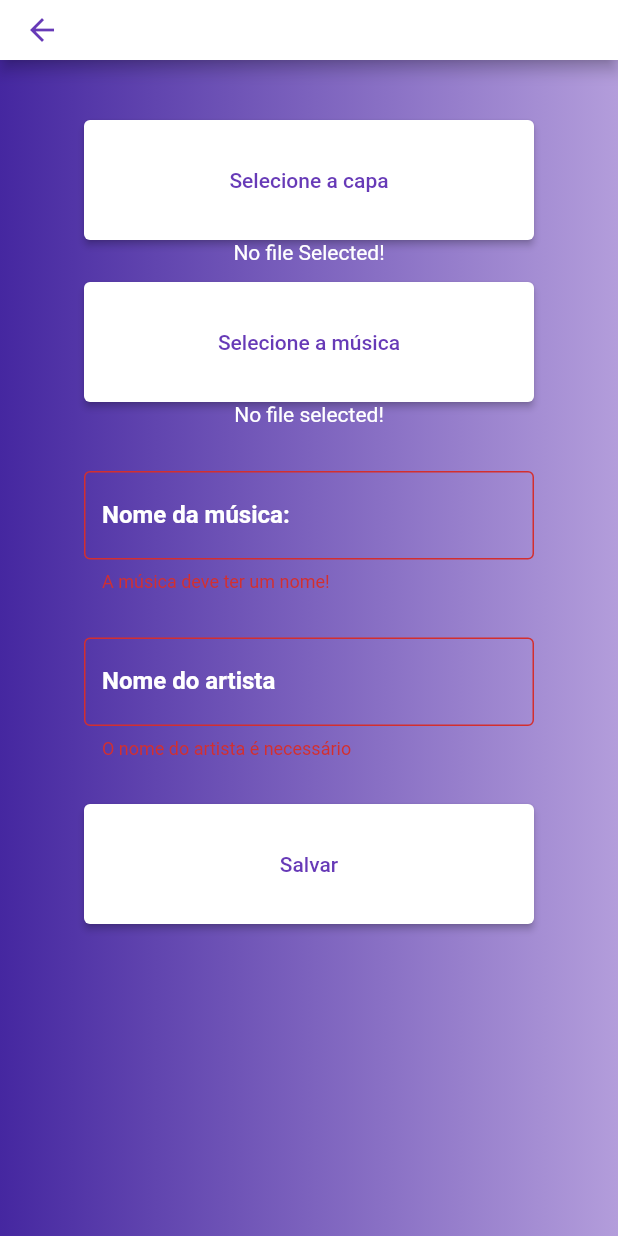
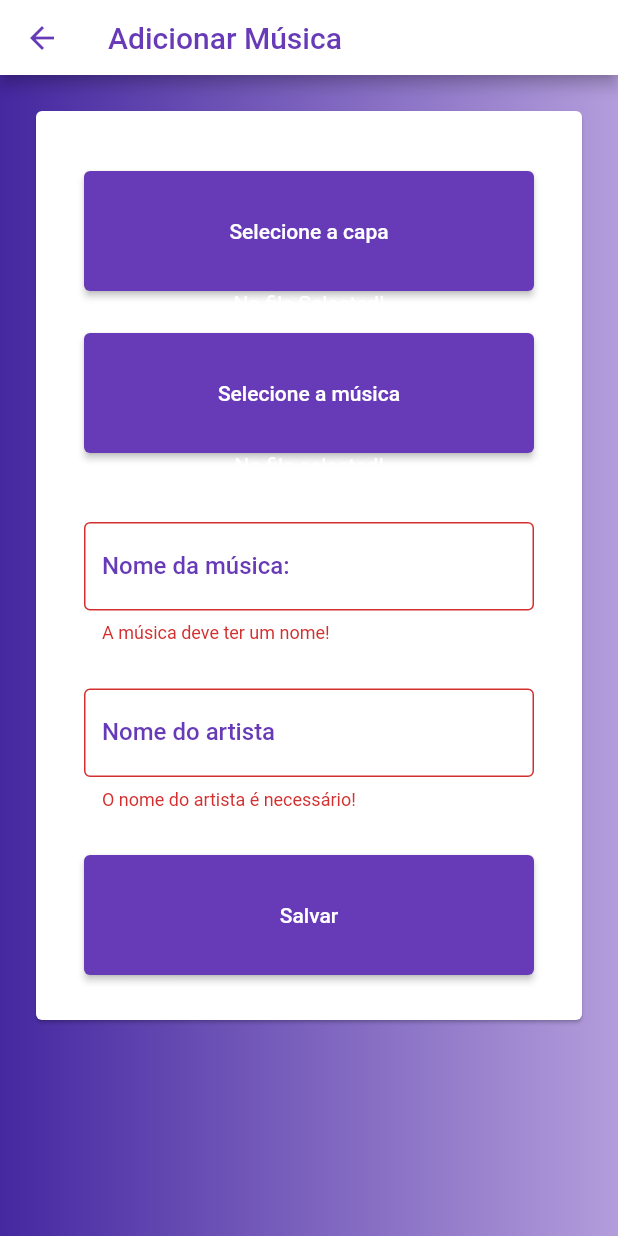
Before and after one commit to Guif98/Spotifera-Music-Player-in-Flutter-, a Flutter app: the UploadMusic screen opened by its route, after a tap on "Salvar", on a phone screen of 412 x 824 dp. Run offline on Flutter 3.47's test engine with Material 2 defaults, Android fonts, the phone set to English and light mode, and no system bars; our stand-ins replace audioplayers, cloud_firestore, file_picker, firebase_storage; accounts and stored records are empty.

Commit message:
Alert Dialog on upload page created

```diff
--- a/lib/view/upload_music.dart
+++ b/lib/view/upload_music.dart
@@ -5,6 +5,7 @@ import 'package:file_picker/file_picker.dart';
 import 'package:firebase_storage/firebase_storage.dart';
 import 'package:flutter/cupertino.dart';
 import 'package:flutter/material.dart';
+import 'package:muisc_player/view/alert.dart';
 import 'package:path/path.dart';
 
 class UploadMusic extends StatefulWidget {
@@ -60,7 +61,6 @@ class _UploadMusicState extends State<UploadMusic> {
     audio_down_url = await (await uploadTask.onComplete).ref.getDownloadURL();
   }
 
-  // ignore: unused_element
   finalUpload() {
     if (audio_down_url != null || image_down_url != null) {
       var data = {
@@ -70,7 +70,10 @@ class _UploadMusicState extends State<UploadMusic> {
         "image_url": image_down_url.toString(),
       };
       firestoreInstance.collection("audios").document().setData(data);
-    } else {}
+      return true;
+    } else {
+      return false;
+    }
   }
 
   @override
@@ -83,6 +86,12 @@ class _UploadMusicState extends State<UploadMusic> {
 
     return Scaffold(
       appBar: AppBar(
+        title: Text(
+          'Adicionar Música',
+          style: TextStyle(
+            color: Colors.deepPurple,
+          ),
+        ),
         iconTheme: IconThemeData(
           color: Colors.deepPurple,
         ),
@@ -90,7 +99,7 @@ class _UploadMusicState extends State<UploadMusic> {
         actionsIconTheme: IconThemeData(
           color: Colors.deepPurple,
         ),
-        toolbarHeight: 40,
+        toolbarHeight: 50,
       ),
       body: Container(
         width: double.infinity,
@@ -107,6 +116,9 @@ class _UploadMusicState extends State<UploadMusic> {
           child: ListView(
             children: [
               Padding(
+                padding: const EdgeInsets.all(20.0),
+                child: Card(
+                  child: Padding(
                     padding: EdgeInsets.only(top: 40),
                     child: Column(
                       children: <Widget>[
@@ -115,13 +127,13 @@ class _UploadMusicState extends State<UploadMusic> {
                           height: 80.0,
                           child: ElevatedButton(
                             style: ElevatedButton.styleFrom(
-                          primary: Colors.white,
+                              primary: Colors.deepPurple,
                             ),
                             onPressed: () => selectImage(),
                             child: Text(
                               "Selecione a capa",
                               style: TextStyle(
-                            color: Colors.deepPurple,
+                                color: Colors.white,
                               ),
                             ),
                           ),
@@ -139,13 +151,13 @@ class _UploadMusicState extends State<UploadMusic> {
                             height: 80.0,
                             child: ElevatedButton(
                               style: ElevatedButton.styleFrom(
-                            primary: Colors.white,
+                                primary: Colors.deepPurple,
                               ),
                               onPressed: () => selectSong(),
                               child: Text(
                                 "Selecione a música",
                                 style: TextStyle(
-                              color: Colors.deepPurple,
+                                  color: Colors.white,
                                 ),
                               ),
                             ),
@@ -163,15 +175,15 @@ class _UploadMusicState extends State<UploadMusic> {
                             width: 300,
                             child: TextFormField(
                               style: TextStyle(
-                            fontWeight: FontWeight.bold,
-                            color: Colors.white,
+                                fontWeight: FontWeight.w500,
+                                color: Colors.deepPurple,
                               ),
                               textAlign: TextAlign.center,
                               controller: songname,
                               decoration: InputDecoration(
                                 labelText: 'Nome da música:',
                                 labelStyle: TextStyle(
-                              color: Colors.white,
+                                  color: Colors.deepPurple,
                                 ),
                                 border: OutlineInputBorder(),
                               ),
@@ -191,20 +203,20 @@ class _UploadMusicState extends State<UploadMusic> {
                             child: TextFormField(
                               textAlign: TextAlign.center,
                               style: TextStyle(
-                            fontWeight: FontWeight.bold,
-                            color: Colors.white,
+                                fontWeight: FontWeight.w500,
+                                color: Colors.deepPurple,
                               ),
                               controller: artistname,
                               decoration: InputDecoration(
                                 labelText: 'Nome do artista',
                                 labelStyle: TextStyle(
-                              color: Colors.white,
+                                  color: Colors.deepPurple,
                                 ),
                                 border: OutlineInputBorder(),
                               ),
                               validator: (String value) {
                                 if (value == null || value.isEmpty) {
-                              return 'O nome do artista é necessário';
+                                  return 'O nome do artista é necessário!';
                                 }
                                 return null;
                               },
@@ -212,30 +224,50 @@ class _UploadMusicState extends State<UploadMusic> {
                           ),
                         ),
                         Padding(
-                      padding: EdgeInsets.only(top: 30.0),
+                          padding: EdgeInsets.all(30.0),
                           child: SizedBox(
                             width: 300.0,
                             height: 80.0,
                             child: ElevatedButton(
                               style: ElevatedButton.styleFrom(
-                            primary: Colors.white,
+                                primary: Colors.deepPurple,
                               ),
                               onPressed: () {
                                 if (_formKey.currentState.validate()) {
-                              finalUpload();
+                                  if (finalUpload()) {
                                     Navigator.of(context).pop();
+                                  } else {
+                                    showDialog(
+                                      context: context,
+                                      builder: (_) => AlertDialog(
+                                        title: Text('Alerta'),
+                                        content: Text(
+                                            'Você deve adicionar uma imagem de capa e uma música!'),
+                                        actions: [
+                                          ElevatedButton(
+                                            onPressed: () {
+                                              Navigator.of(context).pop();
+                                            },
+                                            child: Text("OK"),
+                                          ),
+                                        ],
+                                      ),
+                                    );
+                                  }
                                 }
                               },
                               child: Text(
                                 'Salvar',
                                 style: TextStyle(
-                              color: Colors.deepPurple,
+                                  color: Colors.white,
                                 ),
                               ),
                             ),
                           ),
                         ),
                       ],
+                    ),
+                  ),
                 ),
               ),
             ],
```
Also changed, not shown: lib/view/alert.dart (added, +29 -0 lines). Lines whose indentation alone changed are shown as unchanged.
